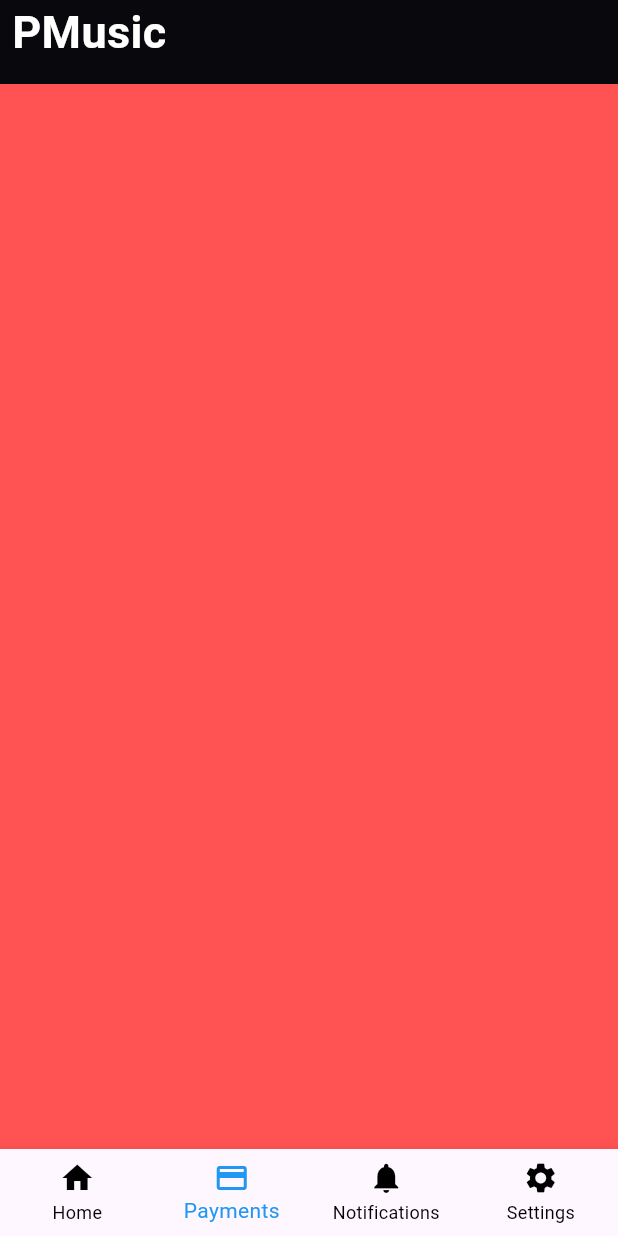
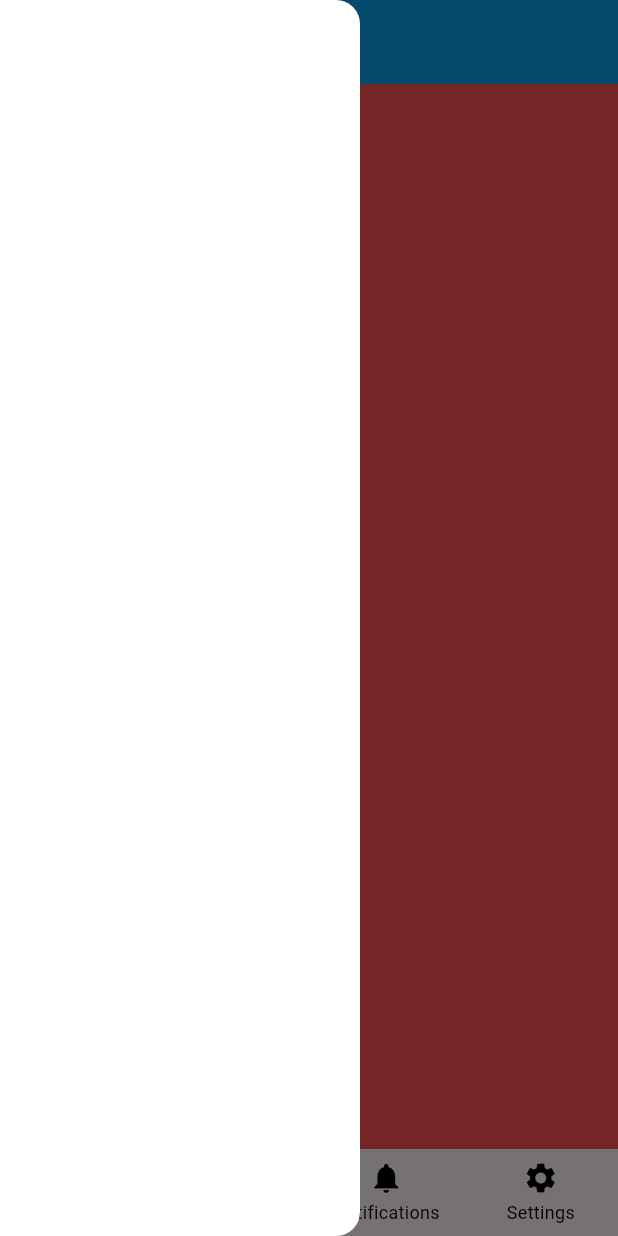
Before and after one commit to AJKossi/flutter_music_app, a Flutter app: the screen it shows after launch, item 2 of the bottom bar chosen, with the side drawer open (before the commit the screen has no drawer), on a phone screen of 412 x 824 dp. Run offline on Flutter 3.47's test engine with Material 3 defaults, Android fonts, the phone set to English and light mode, and no system bars; network calls fail.

```diff
--- a/lib/home_page.dart
+++ b/lib/home_page.dart
@@ -19,11 +19,16 @@ class _HomePageState extends State<HomePage> {
     NotificationsPage(),
     SettingsPage()
   ];
-
+  final GlobalKey<ScaffoldState> sc=GlobalKey<ScaffoldState>();
   @override
   Widget build(BuildContext context) {
     return Scaffold(
+      key: sc,
       backgroundColor: Colors.black,
+      drawer: Drawer(
+        backgroundColor: Colors.white,
+        width: 240,
+      ),
       bottomNavigationBar: BottomNavigationBar(
         items: [
           BottomNavigationBarItem(icon: Icon(Icons.home), label: "Home"),
@@ -47,7 +52,7 @@ class _HomePageState extends State<HomePage> {
       ),
       appBar: AppBar(
         elevation: 4,
-        backgroundColor: Colors.black,
+        backgroundColor: Colors.lightBlue,
         leadingWidth: 150,
         leading: const Padding(
           padding: EdgeInsets.symmetric(horizontal: 8),
--- a/lib/music_list_page.dart
+++ b/lib/music_list_page.dart
@@ -13,7 +13,7 @@ class _MusicListPageState extends State<MusicListPage> {
       "name": "Sweather Waether",
       "title": "The Neighborhood",
       "profile":
-          "https://www.nairaland.com/attachments/12420653_img20200922123338_jpegc3324609d3a50ff0aa04abe7a3a7376e",
+          "https://storage.googleapis.com/makifaa_public/tw550_jeune-swag.webp",
       "is_audio": true
     },
     {
```
